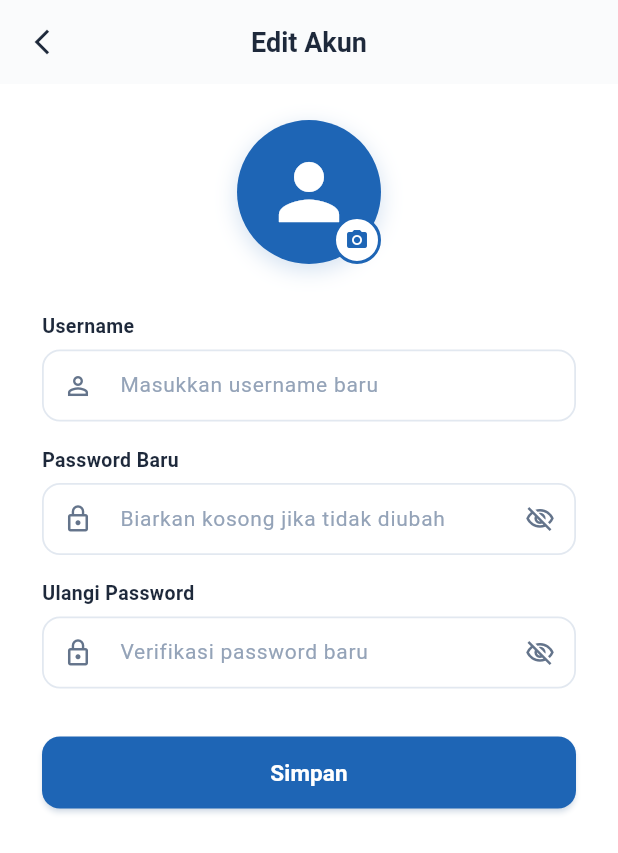
After one commit to FahrizalHW/FinFlow, a Flutter app: the AccountScreen screen opened directly, after a tap on "Edit Akun", on a phone screen of 412 x 824 dp. The commit adds this screen. Shown: the top 853 px of the screen. Run offline on Flutter 3.47's test engine with Material 3 defaults, Android fonts, the phone set to English and light mode, and no system bars; our stand-ins replace shared_preferences; accounts and stored records are empty.

Commit message:
menambahkan fitur akun

```diff
--- a/frontend/lib/models/user_model.dart
+++ b/frontend/lib/models/user_model.dart
@@ -12,4 +12,12 @@ class UserModel {
       profilePhoto: json['foto_profil'] as String?,
     );
   }
+
+  UserModel copyWith({String? username, String? profilePhoto}) {
+    return UserModel(
+      id: id,
+      username: username ?? this.username,
+      profilePhoto: profilePhoto ?? this.profilePhoto,
+    );
+  }
 }
--- a/frontend/lib/screens/account/account_screen.dart
+++ b/frontend/lib/screens/account/account_screen.dart
@@ -1,10 +1,157 @@
 import 'package:flutter/material.dart';
+import '../../constants/app_colors.dart';
+import '../../state/app_state.dart';
+import '../../widgets/confirm_dialog.dart';
+import '../../widgets/custom_button.dart';
+import '../auth/login_screen.dart';
+import 'about_screen.dart';
+import 'edit_account_screen.dart';
+import 'help_screen.dart';
 
-// SEMENTARA: diganti saat fiturnya dikerjakan.
 class AccountScreen extends StatelessWidget {
   const AccountScreen({super.key});
 
+  void _showLogoutDialog(BuildContext context) {
+    ConfirmDialog.show(
+      context: context,
+      title: 'Apakah Anda yakin ingin keluar?',
+      confirmText: 'Keluar',
+      cancelText: 'Batal',
+      isDestructive: false,
+    ).then((confirmed) async {
+      if (confirmed == true && context.mounted) {
+        final state = AppStateScope.of(context);
+        final navigator = Navigator.of(context);
+        await state.logout();
+        navigator.pushAndRemoveUntil(
+          MaterialPageRoute(builder: (_) => const LoginScreen()),
+          (route) => false,
+        );
+      }
+    });
+  }
+
   @override
-  Widget build(BuildContext context) =>
-      const Center(child: Text('Akun (sementara)'));
+  Widget build(BuildContext context) {
+    final state = AppStateScope.of(context);
+    final user = state.currentUser;
+    final username = user?.username ?? 'Pengguna FinFlow';
+
+    return Scaffold(
+      backgroundColor: Colors.white,
+      appBar: AppBar(
+        title: const Text(
+          'Akun',
+          style: TextStyle(
+            fontSize: 18,
+            fontWeight: FontWeight.w700,
+            color: AppColors.textPrimary,
+          ),
+        ),
+        backgroundColor: Colors.white,
+        elevation: 0.5,
+      ),
+      body: SafeArea(
+        child: SingleChildScrollView(
+          padding: const EdgeInsets.symmetric(horizontal: 28, vertical: 32),
+          child: Column(
+            crossAxisAlignment: CrossAxisAlignment.center,
+            children: [
+              // Avatar circle (Matches Gambar L5.16)
+              Container(
+                width: 100,
+                height: 100,
+                decoration: BoxDecoration(
+                  color: AppColors.primary,
+                  shape: BoxShape.circle,
+                  boxShadow: [
+                    BoxShadow(
+                      color: AppColors.primary.withAlpha(50),
+                      blurRadius: 16,
+                      offset: const Offset(0, 6),
+                    ),
+                  ],
+                ),
+                child: const Icon(
+                  Icons.person,
+                  size: 64,
+                  color: Colors.white,
+                ),
+              ),
+              const SizedBox(height: 16),
+
+              // Username text
+              Text(
+                username,
+                style: const TextStyle(
+                  fontSize: 20,
+                  fontWeight: FontWeight.w700,
+                  color: AppColors.textPrimary,
+                ),
+              ),
+              const SizedBox(height: 4),
+              const Text(
+                'Akun Personal FinFlow',
+                style: TextStyle(
+                  fontSize: 13,
+                  color: AppColors.textSecondary,
+                ),
+              ),
+              const SizedBox(height: 36),
+
+              // 4 Stacked Blue Buttons (Exact Match to Gambar L5.16)
+              CustomButton(
+                text: 'Edit Akun',
+                variant: ButtonVariant.primary,
+                height: 48,
+                onPressed: () {
+                  Navigator.of(context).push(
+                    MaterialPageRoute(
+                      builder: (_) => const EditAccountScreen(),
+                    ),
+                  );
+                },
+              ),
+              const SizedBox(height: 14),
+
+              CustomButton(
+                text: 'Tentang Aplikasi',
+                variant: ButtonVariant.primary,
+                height: 48,
+                onPressed: () {
+                  Navigator.of(context).push(
+                    MaterialPageRoute(
+                      builder: (_) => const AboutScreen(),
+                    ),
+                  );
+                },
+              ),
+              const SizedBox(height: 14),
+
+              CustomButton(
+                text: 'Pusat Bantuan',
+                variant: ButtonVariant.primary,
+                height: 48,
+                onPressed: () {
+                  Navigator.of(context).push(
+                    MaterialPageRoute(
+                      builder: (_) => const HelpScreen(),
+                    ),
+                  );
+                },
+              ),
+              const SizedBox(height: 14),
+
+              CustomButton(
+                text: 'Keluar',
+                variant: ButtonVariant.primary,
+                height: 48,
+                onPressed: () => _showLogoutDialog(context),
+              ),
+            ],
+          ),
+        ),
+      ),
+    );
+  }
 }
--- /dev/null
+++ b/frontend/lib/screens/account/edit_account_screen.dart
@@ -0,0 +1,211 @@
+import 'package:flutter/material.dart';
+import '../../constants/app_colors.dart';
+import '../../state/app_state.dart';
+import '../../widgets/custom_button.dart';
+import '../../widgets/custom_text_field.dart';
+
+class EditAccountScreen extends StatefulWidget {
+  const EditAccountScreen({super.key});
+
+  @override
+  State<EditAccountScreen> createState() => _EditAccountScreenState();
+}
+
+class _EditAccountScreenState extends State<EditAccountScreen> {
+  final _formKey = GlobalKey<FormState>();
+  final _usernameController = TextEditingController();
+  final _passwordController = TextEditingController();
+  final _confirmPasswordController = TextEditingController();
+  bool _isLoading = false;
+  bool _initialized = false;
+
+  // AppStateScope tidak boleh dibaca di initState(), jadi isi awal
+  // username diambil di sini (dipanggil sekali setelah initState).
+  @override
+  void didChangeDependencies() {
+    super.didChangeDependencies();
+    if (_initialized) return;
+    _initialized = true;
+    final user = AppStateScope.of(context).currentUser;
+    _usernameController.text = user?.username ?? '';
+  }
+
+  @override
+  void dispose() {
+    _usernameController.dispose();
+    _passwordController.dispose();
+    _confirmPasswordController.dispose();
+    super.dispose();
+  }
+
+  void _saveAccount() {
+    if (!_formKey.currentState!.validate()) return;
+
+    setState(() => _isLoading = true);
+
+    Future.delayed(const Duration(milliseconds: 300), () {
+      if (!mounted) return;
+      setState(() => _isLoading = false);
+
+      final state = AppStateScope.of(context);
+      state.updateProfile(
+        username: _usernameController.text.trim(),
+        password: _passwordController.text.isNotEmpty ? _passwordController.text : null,
+      );
+
+      ScaffoldMessenger.of(context).showSnackBar(
+        SnackBar(
+          content: const Text('Profil akun berhasil diperbarui'),
+          backgroundColor: AppColors.income,
+          behavior: SnackBarBehavior.floating,
+          shape: RoundedRectangleBorder(borderRadius: BorderRadius.circular(8)),
+        ),
+      );
+
+      Navigator.of(context).pop();
+    });
+  }
+
+  @override
+  Widget build(BuildContext context) {
+    return Scaffold(
+      backgroundColor: Colors.white,
+      appBar: AppBar(
+        title: const Text(
+          'Edit Akun',
+          style: TextStyle(
+            fontSize: 18,
+            fontWeight: FontWeight.w700,
+            color: AppColors.textPrimary,
+          ),
+        ),
+        backgroundColor: Colors.white,
+        elevation: 0.5,
+        leading: IconButton(
+          icon: const Icon(Icons.arrow_back_ios_new, size: 20, color: AppColors.textPrimary),
+          onPressed: () => Navigator.of(context).pop(),
+        ),
+      ),
+      body: SafeArea(
+        child: SingleChildScrollView(
+          padding: const EdgeInsets.symmetric(horizontal: 28, vertical: 24),
+          child: Form(
+            key: _formKey,
+            child: Column(
+              crossAxisAlignment: CrossAxisAlignment.stretch,
+              children: [
+                // Avatar with Camera Badge (Matches Gambar L5.17)
+                Center(
+                  child: Stack(
+                    children: [
+                      Container(
+                        width: 96,
+                        height: 96,
+                        decoration: BoxDecoration(
+                          color: AppColors.primary,
+                          shape: BoxShape.circle,
+                          boxShadow: [
+                            BoxShadow(
+                              color: AppColors.primary.withAlpha(50),
+                              blurRadius: 12,
+                              offset: const Offset(0, 4),
+                            ),
+                          ],
+                        ),
+                        child: const Icon(
+                          Icons.person,
+                          size: 60,
+                          color: Colors.white,
+                        ),
+                      ),
+                      Positioned(
+                        bottom: 0,
+                        right: 0,
+                        child: Container(
+                          width: 32,
+                          height: 32,
+                          decoration: BoxDecoration(
+                            color: Colors.white,
+                            shape: BoxShape.circle,
+                            border: Border.all(color: AppColors.primary, width: 2),
+                          ),
+                          child: const Icon(
+                            Icons.camera_alt,
+                            size: 16,
+                            color: AppColors.primary,
+                          ),
+                        ),
+                      ),
+                    ],
+                  ),
+                ),
+                const SizedBox(height: 32),
+
+                // Username Field
+                CustomTextField(
+                  controller: _usernameController,
+                  label: 'Username',
+                  hintText: 'Masukkan username baru',
+                  prefixIcon: Icons.person_outline,
+                  validator: (val) {
+                    if (val == null || val.trim().isEmpty) {
+                      return 'Username tidak boleh kosong';
+                    }
+                    return null;
+                  },
+                ),
+                const SizedBox(height: 16),
+
+                // Password Baru Field
+                CustomTextField(
+                  controller: _passwordController,
+                  label: 'Password Baru',
+                  hintText: 'Biarkan kosong jika tidak diubah',
+                  prefixIcon: Icons.lock_outline,
+                  isPassword: true,
+                  validator: (val) {
+                    if (val != null && val.isNotEmpty && val.length < 6) {
+                      return 'Password minimal 6 karakter';
+                    }
+                    return null;
+                  },
+                ),
+                const SizedBox(height: 16),
+
+                // Ulangi Password Field (Gambar L5.17: "Ulangi Password")
+                CustomTextField(
+                  controller: _confirmPasswordController,
+                  label: 'Ulangi Password',
+                  hintText: 'Verifikasi password baru',
+                  prefixIcon: Icons.lock_outline,
+                  isPassword: true,
+                  validator: (val) {
+                    if (_passwordController.text.isNotEmpty) {
+                      if (val == null || val.isEmpty) {
+                        return 'Silakan ulangi password baru';
+                      }
+                      if (val != _passwordController.text) {
+                        return 'Password verifikasi tidak sesuai';
+                      }
+                    }
+                    return null;
+                  },
+                ),
+                const SizedBox(height: 32),
+
+                // Button "Simpan" (Gambar L5.17)
+                CustomButton(
+                  text: 'Simpan',
+                  variant: ButtonVariant.primary,
+                  height: 48,
+                  isLoading: _isLoading,
+                  onPressed: _saveAccount,
+                ),
+              ],
+            ),
+          ),
+        ),
+      ),
+    );
+  }
+}
--- a/frontend/lib/state/app_state.dart
+++ b/frontend/lib/state/app_state.dart
@@ -69,6 +69,23 @@ class AppState extends ChangeNotifier {
     _historyTab = 'Semua';
     _resetFilterValues();
     _loadError = null;
+    notifyListeners();
+  }
+
+    /// SEMENTARA: hanya mengubah data di aplikasi, belum dikirim ke backend.
+  /// Password belum dipakai di sini; nanti dikirim lewat endpoint backend.
+  void updateProfile({
+    String? username,
+    String? password,
+    String? profilePhoto,
+  }) {
+    if (_currentUser == null) return;
+    final newName =
+        (username != null && username.trim().isNotEmpty) ? username.trim() : null;
+    _currentUser = _currentUser!.copyWith(
+      username: newName,
+      profilePhoto: profilePhoto,
+    );
     notifyListeners();
   }
 
```
Also changed, not shown: frontend/lib/screens/account/about_screen.dart (added, +125 -0 lines), frontend/lib/screens/account/help_screen.dart (added, +227 -0 lines).
